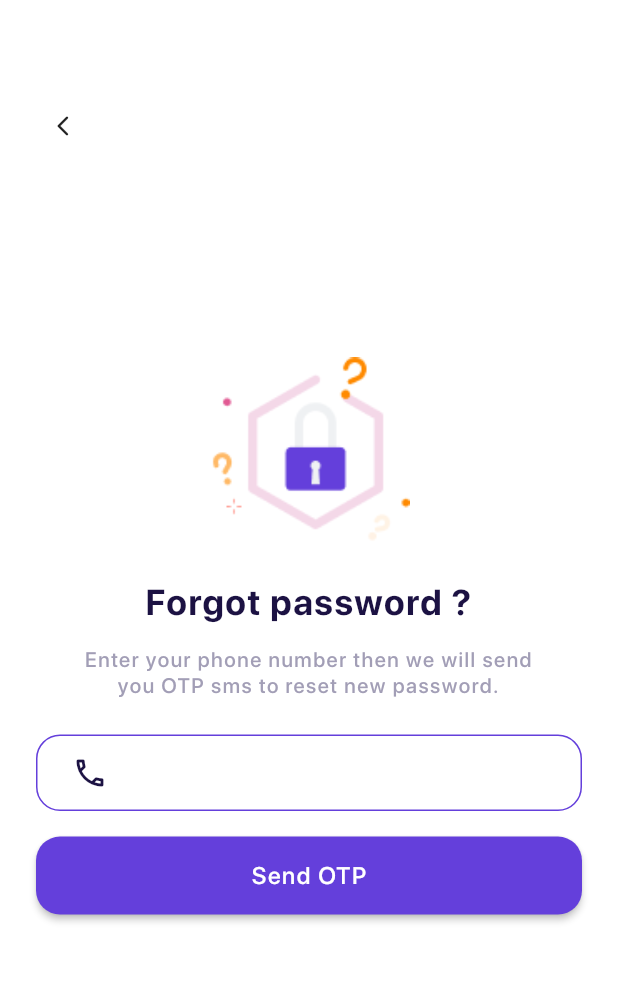
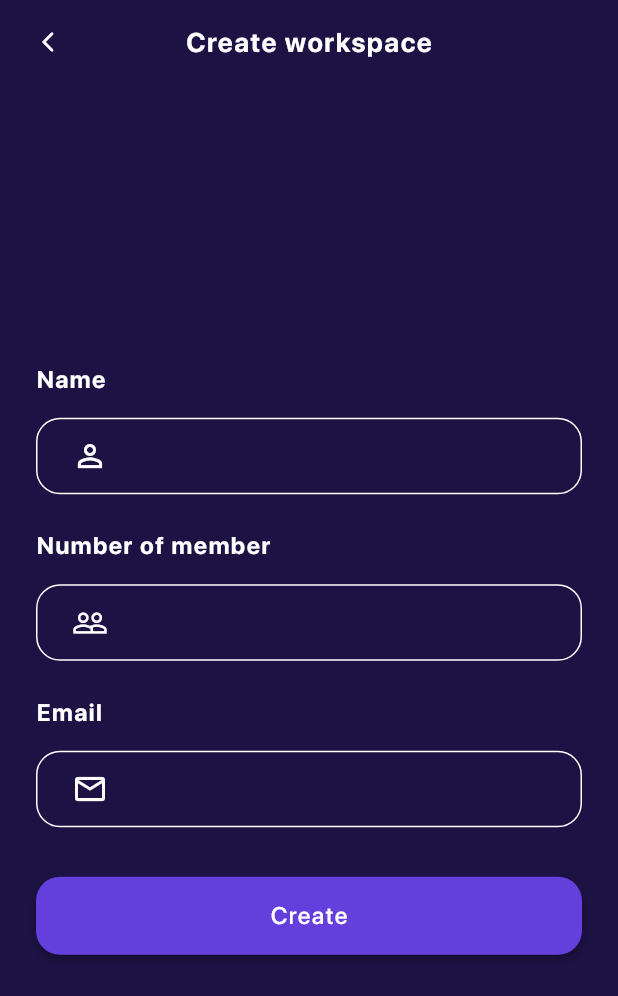
Before and after one commit to dellini/screens_challenge, a Flutter app: the screen it shows after launch, on a phone screen of 412 x 824 dp. Shown: the top 996 px of the screen. Run offline on Flutter 3.47's test engine with Material 2 defaults, Android fonts, the phone set to English and light mode, and no system bars.

Commit message:
create third screen

```diff
--- a/lib/main.dart
+++ b/lib/main.dart
@@ -1,12 +1,14 @@
 import 'package:flutter/material.dart';
 import 'package:flutter/services.dart';
 import 'package:screens_challenge/screens/_index.dart';
+import 'package:screens_challenge/screens/screen3.dart';
+import 'package:screens_challenge/screens/theme/consts.dart';
 
 void main() {
   SystemChrome.setSystemUIOverlayStyle(
     const SystemUiOverlayStyle(
-      statusBarColor: Colors.white,
-      systemNavigationBarColor: Colors.white,
+      statusBarColor: ThemeConsts.backgroundColor,
+      systemNavigationBarColor: ThemeConsts.backgroundColor,
       statusBarIconBrightness: Brightness.dark,
     ),
   );
@@ -20,7 +22,7 @@ class MyApp extends StatelessWidget {
   Widget build(BuildContext context) {
     return const MaterialApp(
       debugShowCheckedModeBanner: false,
-      home: SecondScreen(),
+      home: ThirdScreen(),
     );
   }
 }
--- a/lib/screens/screen2.dart
+++ b/lib/screens/screen2.dart
@@ -1,5 +1,7 @@
 import 'package:flutter/material.dart';
 import 'package:flutter/services.dart';
+import 'package:screens_challenge/screens/theme/consts.dart';
+import 'package:screens_challenge/screens/widgets/text_field.dart';
 
 class SecondScreen extends StatelessWidget {
   const SecondScreen({super.key});
@@ -9,44 +11,23 @@ class SecondScreen extends StatelessWidget {
       'Enter your phone number then we will send\nyou OTP sms to reset new password.';
   final String _buttonText = 'Send OTP';
 
-  static const _primaryColor = Color.fromARGB(255, 28, 18, 67);
-  static const _secondaryColor = Color.fromARGB(255, 162, 158, 182);
-  static const _outlineColor = Color.fromARGB(255, 100, 63, 219);
-  final _horizontalPadding = const EdgeInsets.symmetric(horizontal: 24);
-
-  final _primaryTextStyle = const TextStyle(
-    fontFamily: 'SF-Pro-Display',
-    fontWeight: FontWeight.bold,
-    fontSize: 24,
-    letterSpacing: 1,
-    color: _primaryColor,
-  );
-
-  final _secondaryTextStyle = const TextStyle(
-    fontFamily: 'SF-Pro-Display',
-    fontWeight: FontWeight.w500,
-    fontSize: 14,
-    letterSpacing: 1,
-    color: _secondaryColor,
-  );
-
   @override
   Widget build(BuildContext context) {
     return Scaffold(
       backgroundColor: Colors.white,
       body: Stack(
         children: [
-          Positioned(left: 18, top: 60, child: backButton()),
+          Positioned(left: 18, top: 60, child: _backButton()),
           Center(
             child: Column(
               mainAxisAlignment: MainAxisAlignment.center,
               crossAxisAlignment: CrossAxisAlignment.stretch,
               children: [
-                content(),
+                _content(),
                 const SizedBox(height: 24),
-                phoneNumberInput(),
+                _phoneNumberInput(),
                 const SizedBox(height: 16),
-                bottomButton(),
+                _bottomButton(),
               ],
             ),
           ),
@@ -55,7 +36,7 @@ class SecondScreen extends StatelessWidget {
     );
   }
 
-  Widget backButton() {
+  Widget _backButton() {
     return Builder(builder: (context) {
       return Align(
         alignment: Alignment.topLeft,
@@ -71,7 +52,7 @@ class SecondScreen extends StatelessWidget {
     });
   }
 
-  Widget content() {
+  Widget _content() {
     return Builder(builder: (context) {
       return Column(
         crossAxisAlignment: CrossAxisAlignment.center,
@@ -85,7 +66,7 @@ class SecondScreen extends StatelessWidget {
           Text(
             _title,
             textAlign: TextAlign.center,
-            style: _primaryTextStyle,
+            style: ThemeConsts.primaryTextStyle,
           ),
           const SizedBox(height: 16),
           Padding(
@@ -93,7 +74,7 @@ class SecondScreen extends StatelessWidget {
             child: Text(
               _subtitle,
               textAlign: TextAlign.center,
-              style: _secondaryTextStyle,
+              style: ThemeConsts.secondaryTextStyle,
             ),
           ),
         ],
@@ -101,71 +82,32 @@ class SecondScreen extends StatelessWidget {
     });
   }
 
-  Widget phoneNumberInput() {
-    return Builder(builder: (context) {
-      return SizedBox(
-        height: 52,
-        child: Padding(
-          padding: _horizontalPadding,
-          child: TextFormField(
+  Widget _phoneNumberInput() {
+    return CustomTextField(
       keyboardType: const TextInputType.numberWithOptions(),
       inputFormatters: [
         FilteringTextInputFormatter(
           RegExp('[0-9]'),
           allow: true,
-              )
+        ),
       ],
-            cursorColor: _outlineColor,
-            cursorRadius: const Radius.circular(8),
-            cursorHeight: 20,
-            decoration: InputDecoration(
-              isDense: true,
-              enabledBorder: OutlineInputBorder(
-                borderSide: const BorderSide(color: _outlineColor),
-                borderRadius: BorderRadius.circular(16),
-              ),
-              focusedBorder: OutlineInputBorder(
-                borderSide: const BorderSide(color: _outlineColor),
-                borderRadius: BorderRadius.circular(16),
-              ),
-              prefixIcon: const Padding(
-                padding: EdgeInsets.only(
-                  left: 24,
-                  right: 16,
-                ),
-                child: Icon(
+      borderSideColor: ThemeConsts.buttonsColor,
+      icon: const Icon(
         Icons.phone_outlined,
-                  color: _primaryColor,
+        color: ThemeConsts.primaryColor,
         size: 24,
       ),
-              ),
-            ),
-          ),
-        ),
     );
-    });
   }
 
-  Widget bottomButton() {
+  Widget _bottomButton() {
     return Builder(builder: (context) {
       return Padding(
-        padding: _horizontalPadding,
+        padding: ThemeConsts.horizontalPadding,
         child: ElevatedButton(
-          style: ElevatedButton.styleFrom(
-            fixedSize: const Size(double.infinity, 52),
-            shape: RoundedRectangleBorder(
-              borderRadius: BorderRadius.circular(16),
-            ),
-            backgroundColor: _outlineColor,
-          ),
+          style: ThemeConsts.buttonsStyle,
           onPressed: () {},
-          child: Text(
-            _buttonText,
-            style: _secondaryTextStyle.copyWith(
-              fontSize: 16,
-              color: Colors.white,
-            ),
-          ),
+          child: Text(_buttonText),
         ),
       );
     });
--- /dev/null
+++ b/lib/screens/screen3.dart
@@ -0,0 +1,121 @@
+import 'package:flutter/material.dart';
+import 'package:flutter/services.dart';
+import 'package:screens_challenge/screens/theme/consts.dart';
+import 'package:screens_challenge/screens/widgets/text_field.dart';
+
+class ThirdScreen extends StatelessWidget {
+  const ThirdScreen({super.key});
+
+  final String name = 'Name';
+  final String numberOfMember = 'Number of member';
+  final String email = 'Email';
+  final String buttonText = 'Create';
+  final String title = 'Create workspace';
+
+  @override
+  Widget build(BuildContext context) {
+    return Scaffold(
+      appBar: AppBar(
+        centerTitle: true,
+        elevation: 0,
+        leading: IconButton(
+          padding: EdgeInsets.zero,
+          onPressed: () {},
+          icon: const Padding(
+            padding: EdgeInsets.only(left: 8),
+            child: Icon(
+              Icons.arrow_back_ios_new_rounded,
+              size: 16,
+              color: Colors.white,
+            ),
+          ),
+        ),
+        backgroundColor: ThemeConsts.backgroundColor,
+        foregroundColor: Colors.white,
+        title: Text(
+          title,
+          style: ThemeConsts.primaryTextStyle.copyWith(
+            color: Colors.white,
+            fontSize: 18,
+          ),
+        ),
+      ),
+      backgroundColor: ThemeConsts.backgroundColor,
+      body: Stack(
+        children: [
+          Column(
+            crossAxisAlignment: CrossAxisAlignment.stretch,
+            mainAxisAlignment: MainAxisAlignment.center,
+            children: [
+              _inputSection(
+                data: name,
+                icon: Icons.person_outline,
+              ),
+              const SizedBox(height: 24),
+              _inputSection(
+                  data: numberOfMember,
+                  isNumberField: true,
+                  icon: Icons.people_outline),
+              const SizedBox(height: 24),
+              _inputSection(
+                data: email,
+                icon: Icons.email_outlined,
+              ),
+              const SizedBox(height: 32),
+              Padding(
+                padding: ThemeConsts.horizontalPadding,
+                child: ElevatedButton(
+                  style: ThemeConsts.buttonsStyle,
+                  onPressed: () {},
+                  child: Text(buttonText),
+                ),
+              )
+            ],
+          ),
+        ],
+      ),
+    );
+  }
+
+  Widget _inputSection({
+    required String data,
+    TextInputType keyboardType = TextInputType.text,
+    required IconData icon,
+    bool isNumberField = false,
+  }) {
+    return Padding(
+      padding: ThemeConsts.horizontalPadding,
+      child: Column(
+        crossAxisAlignment: CrossAxisAlignment.start,
+        children: [
+          Text(
+            data,
+            style: ThemeConsts.primaryTextStyle.copyWith(
+              color: Colors.white,
+              fontSize: 16,
+            ),
+          ),
+          const SizedBox(height: 16),
+          CustomTextField(
+            keyboardType: isNumberField
+                ? const TextInputType.numberWithOptions()
+                : keyboardType,
+            borderSideColor: Colors.white,
+            icon: Icon(
+              icon,
+              color: Colors.white,
+              size: 24,
+            ),
+            inputFormatters: [
+              if (isNumberField)
+                FilteringTextInputFormatter(
+                  RegExp('[0-9]'),
+                  allow: true,
+                ),
+            ],
+          ),
+        ],
+      ),
+    );
+  }
+}
--- /dev/null
+++ b/lib/screens/theme/consts.dart
@@ -0,0 +1,37 @@
+import 'package:flutter/material.dart';
+
+abstract class ThemeConsts {
+  static const primaryColor = Color.fromARGB(255, 28, 18, 67);
+  static const secondaryColor = Color.fromARGB(255, 162, 158, 182);
+  static const buttonsColor = Color.fromARGB(255, 100, 63, 219);
+  static const horizontalPadding = EdgeInsets.symmetric(horizontal: 24);
+  static const backgroundColor = Color.fromARGB(255, 28, 18, 67);
+
+  static final buttonsStyle = ElevatedButton.styleFrom(
+    fixedSize: const Size(double.infinity, 52),
+    shape: RoundedRectangleBorder(
+      borderRadius: BorderRadius.circular(16),
+    ),
+    backgroundColor: ThemeConsts.buttonsColor,
+    textStyle: ThemeConsts.secondaryTextStyle.copyWith(
+      fontSize: 16,
+      color: Colors.white,
+    ),
+  );
+
+  static const primaryTextStyle = TextStyle(
+    fontFamily: 'SF-Pro-Display',
+    fontWeight: FontWeight.bold,
+    fontSize: 24,
+    letterSpacing: 1,
+    color: primaryColor,
+  );
+
+  static const secondaryTextStyle = TextStyle(
+    fontFamily: 'SF-Pro-Display',
+    fontWeight: FontWeight.w500,
+    fontSize: 14,
+    letterSpacing: 1,
+    color: secondaryColor,
+  );
+}
--- /dev/null
+++ b/lib/screens/widgets/text_field.dart
@@ -0,0 +1,56 @@
+import 'package:flutter/material.dart';
+import 'package:flutter/services.dart';
+import 'package:screens_challenge/screens/theme/consts.dart';
+
+class CustomTextField extends StatelessWidget {
+  final List<TextInputFormatter> inputFormatters;
+  final TextInputType keyboardType;
+  final Color borderSideColor;
+  final Widget icon;
+
+  const CustomTextField({
+    super.key,
+    this.inputFormatters = const [],
+    required this.keyboardType,
+    required this.borderSideColor,
+    required this.icon,
+  });
+
+  @override
+  Widget build(BuildContext context) {
+    return Builder(builder: (context) {
+      return SizedBox(
+        height: 52,
+        child: TextFormField(
+          keyboardType: keyboardType,
+          inputFormatters: inputFormatters,
+          cursorColor: ThemeConsts.buttonsColor,
+          cursorRadius: const Radius.circular(8),
+          cursorHeight: 20,
+          style: ThemeConsts.secondaryTextStyle.copyWith(
+            color: Colors.white,
+            fontSize: 16,
+          ),
+          decoration: InputDecoration(
+            isDense: true,
+            enabledBorder: OutlineInputBorder(
+              borderSide: BorderSide(color: borderSideColor),
+              borderRadius: BorderRadius.circular(16),
+            ),
+            focusedBorder: OutlineInputBorder(
+              borderSide: BorderSide(color: borderSideColor),
+              borderRadius: BorderRadius.circular(16),
+            ),
+            prefixIcon: Padding(
+              padding: const EdgeInsets.only(
+                left: 24,
+                right: 16,
+              ),
+              child: icon,
+            ),
+          ),
+        ),
+      );
+    });
+  }
+}
```
Lines whose indentation alone changed are shown as unchanged.
